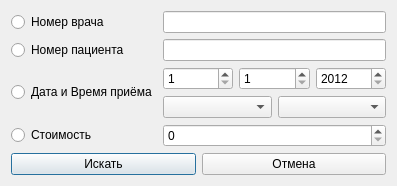
Before: the Qt Designer form searchappointmentdialog.ui in skrine525/fefu-fds-coursework, drawn with Qt 5.
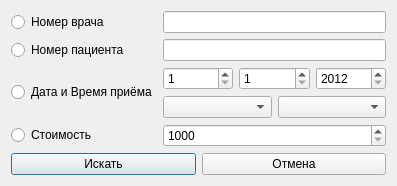
After: the same form once the commit is applied.

What changed in the file:
```diff
--- a/searchappointmentdialog.ui
+++ b/searchappointmentdialog.ui
@@ -99,7 +99,14 @@
       </widget>
      </item>
      <item row="6" column="1">
-      <widget class="QSpinBox" name="spinBoxAppointmentCost"/>
+      <widget class="QSpinBox" name="spinBoxAppointmentCost">
+       <property name="minimum">
+        <number>1000</number>
+       </property>
+       <property name="maximum">
+        <number>5000</number>
+       </property>
+      </widget>
      </item>
     </layout>
    </item>
```
Left out of the diff: 2 changed lines with no effect on the pictures.
